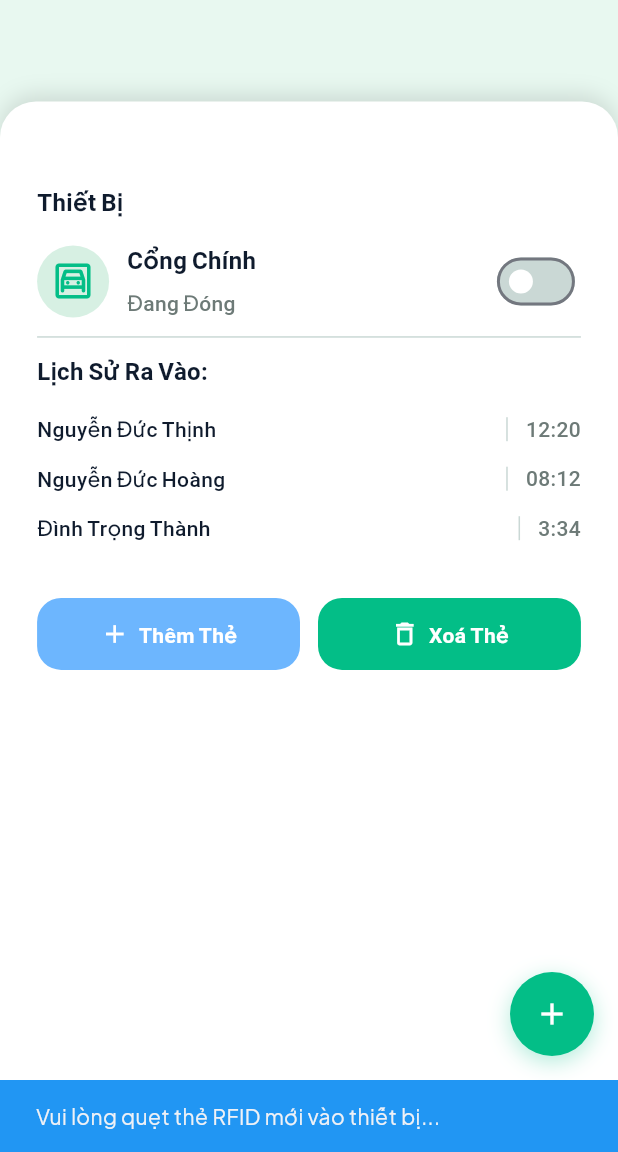
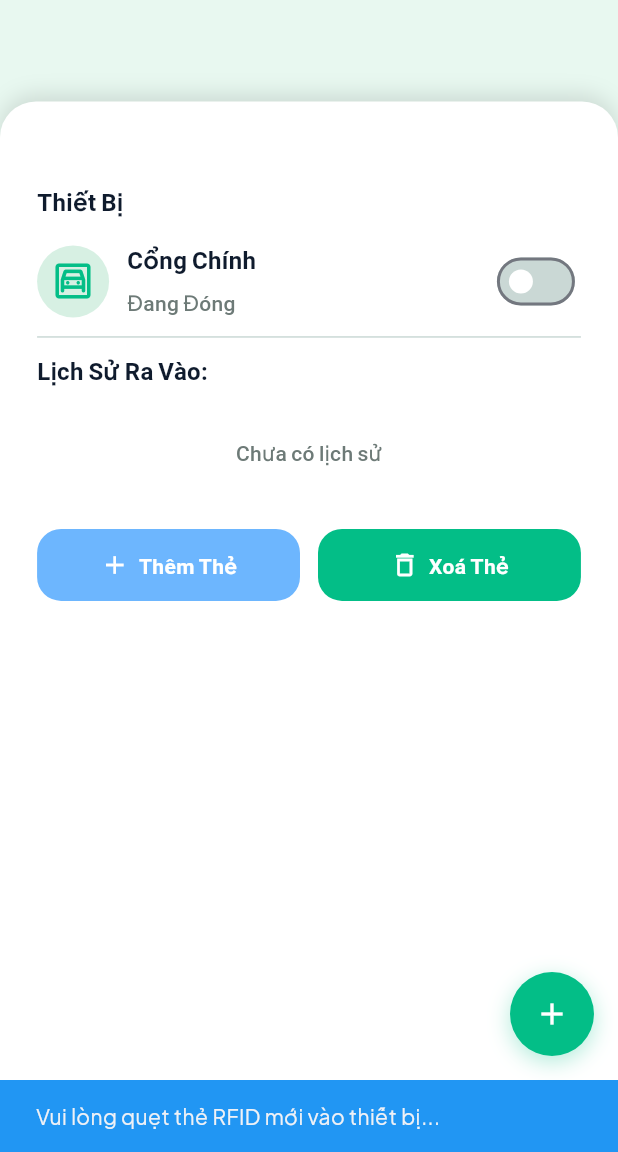
Before and after one commit to duongnh193/IoT-Flutter-App, a Flutter app: the GateRoomScreen screen opened directly, after a tap on "Thêm Thẻ", on a phone screen of 412 x 824 dp, the part 84-1236 px from its top. Run offline on Flutter 3.47's test engine with Material 3 defaults, Android fonts, the phone set to English and light mode, and no system bars; our stand-ins replace cloud_firestore, firebase_auth, firebase_core, firebase_database, fl_chart, flutter_riverpod and 4 more; accounts and stored records are empty.

Commit message:
update log gate data from firebase

```diff
--- /dev/null
+++ b/lib/features/devices/data/datasources/access_log_firestore_datasource.dart
@@ -0,0 +1,55 @@
+import 'package:cloud_firestore/cloud_firestore.dart';
+
+/// Firestore datasource for access log
+/// Collection: access_log/{logId}
+/// Document fields: action (string), time (int timestamp), user_name (string)
+class AccessLogFirestoreDataSource {
+  final FirebaseFirestore _firestore = FirebaseFirestore.instance;
+  final String _collection = 'access_log';
+
+  /// Get all access logs once (for immediate fetch)
+  Future<List<AccessLogDocument>> getAccessLogs() async {
+    final snapshot = await _firestore
+        .collection(_collection)
+        .orderBy('time', descending: true) // Latest first
+        .get();
+    return snapshot.docs.map((doc) {
+      return AccessLogDocument(
+        id: doc.id,
+        data: doc.data(),
+      );
+    }).toList();
+  }
+
+  /// Watch all access logs
+  /// Returns logs sorted by time descending (newest first)
+  Stream<List<AccessLogDocument>> watchAccessLogs() {
+    return _firestore
+        .collection(_collection)
+        .orderBy('time', descending: true)
+        .snapshots()
+        .map((snapshot) {
+      return snapshot.docs.map((doc) {
+        return AccessLogDocument(
+          id: doc.id,
+          data: doc.data(),
+        );
+      }).toList();
+    });
+  }
+}
+
+/// Wrapper class for access log document
+class AccessLogDocument {
+  AccessLogDocument({
+    required this.id,
+    required this.data,
+  });
+
+  final String id;
+  final Map<String, dynamic> data;
+
+  String get userName => data['user_name'] ?? 'Không xác định';
+  int get time => data['time'] ?? 0;
+  String get action => data['action'] ?? '';
+}
--- a/lib/features/devices/presentation/gate_room_screen.dart
+++ b/lib/features/devices/presentation/gate_room_screen.dart
@@ -125,12 +125,7 @@ class _GateRoomScreenState extends ConsumerState<GateRoomScreen> {
           );
         }
 
-        // Mock access history
-        const accessHistory = [
-          ('Nguyễn Đức Thịnh', '12:20'),
-          ('Nguyễn Đức Hoàng', '08:12'),
-          ('Đình Trọng Thành', '3:34'),
-        ];
+        // Access history will be loaded from Firestore via provider
 
         return ContentScaffold(
           title: gateRoom.name,
@@ -192,7 +187,7 @@ class _GateRoomScreenState extends ConsumerState<GateRoomScreen> {
                 SizedBox(height: sectionSpacing),
 
                 // Access history list
-                _AccessHistoryList(history: accessHistory),
+                const _AccessHistoryList(),
 
                 SizedBox(height: dividerSpacing),
 
@@ -373,30 +368,68 @@ class _DeviceRow extends ConsumerWidget {
   }
 }
 
-/// Access history list
-class _AccessHistoryList extends StatelessWidget {
-  const _AccessHistoryList({required this.history});
+/// Access history list - displays logs from Firestore
+class _AccessHistoryList extends ConsumerWidget {
+  const _AccessHistoryList();
 
-  final List<(String, String)> history;
+  /// Convert timestamp (seconds since epoch, UTC) to UTC+7 formatted time string
+  String _formatTime(int timestamp) {
+    // Convert seconds to DateTime (assume timestamp is in UTC)
+    final dateTime = DateTime.fromMillisecondsSinceEpoch(timestamp * 1000, isUtc: true);
+    // Add 7 hours to convert to UTC+7 (Vietnam timezone)
+    final vietnamTime = dateTime.add(const Duration(hours: 7));
+    // Format as HH:mm
+    final hour = vietnamTime.hour.toString().padLeft(2, '0');
+    final minute = vietnamTime.minute.toString().padLeft(2, '0');
+    return '$hour:$minute';
+  }
 
   @override
-  Widget build(BuildContext context) {
+  Widget build(BuildContext context, WidgetRef ref) {
     final sizeClass = context.screenSizeClass;
+    final accessLogsAsync = ref.watch(accessLogsProvider);
 
-    return Column(
-      children: history.map((entry) {
-        return Padding(
-          padding: EdgeInsets.only(
-            bottom: sizeClass == ScreenSizeClass.compact
+    return accessLogsAsync.when(
+      data: (logs) {
+        if (logs.isEmpty) {
+          return Center(
+            child: Padding(
+              padding: EdgeInsets.all(AppSpacing.lg),
+              child: Text(
+                'Chưa có lịch sử',
+                style: context.responsiveBodyM.copyWith(
+                  color: AppColors.textSecondary,
+                ),
+              ),
+            ),
+          );
+        }
+
+        // Limit to max 5 visible items, rest scrollable
+        // Each item: text (~20px) + separator (12-16px) ≈ 32-36px per item
+        // 5 items ≈ 160-180px
+        final maxVisibleHeight = sizeClass == ScreenSizeClass.expanded
+            ? 180.0  // ~5 items for expanded screens
+            : 160.0; // ~5 items for compact screens
+
+        return ConstrainedBox(
+          constraints: BoxConstraints(maxHeight: maxVisibleHeight),
+          child: ListView.separated(
+            shrinkWrap: true,
+            itemCount: logs.length,
+            separatorBuilder: (context, index) => SizedBox(
+              height: sizeClass == ScreenSizeClass.compact
                   ? AppSpacing.md
                   : AppSpacing.lg,
             ),
-          child: Row(
+            itemBuilder: (context, index) {
+              final log = logs[index];
+              return Row(
                 mainAxisAlignment: MainAxisAlignment.spaceBetween,
                 children: [
                   Expanded(
                     child: Text(
-                  entry.$1,
+                      log.userName,
                       style: context.responsiveBodyM.copyWith(
                         color: AppColors.textPrimary,
                       ),
@@ -413,15 +446,34 @@ class _AccessHistoryList extends StatelessWidget {
                     ),
                   ),
                   Text(
-                entry.$2,
+                    _formatTime(log.time),
                     style: context.responsiveBodyM.copyWith(
                       color: AppColors.textSecondary,
                     ),
                   ),
                 ],
+              );
+            },
           ),
         );
-      }).toList(),
+      },
+      loading: () => Center(
+        child: Padding(
+          padding: EdgeInsets.all(AppSpacing.lg),
+          child: const CircularProgressIndicator(),
+        ),
+      ),
+      error: (error, stack) => Center(
+        child: Padding(
+          padding: EdgeInsets.all(AppSpacing.lg),
+          child: Text(
+            'Lỗi khi tải lịch sử',
+            style: context.responsiveBodyM.copyWith(
+              color: Colors.red,
+            ),
+          ),
+        ),
+      ),
     );
   }
 }
--- a/lib/features/devices/providers/rfid_card_provider.dart
+++ b/lib/features/devices/providers/rfid_card_provider.dart
@@ -1,6 +1,7 @@
 import 'package:flutter_riverpod/flutter_riverpod.dart';
 
 import '../data/datasources/rfid_card_firestore_datasource.dart';
+import '../data/datasources/access_log_firestore_datasource.dart';
 
 /// Provider for RFID card Firestore datasource
 final rfidCardFirestoreDataSourceProvider =
@@ -57,3 +58,38 @@ Stream<List<RfidCardDocument>> _createEagerStream(
 final isAddingCardProvider = StateProvider<bool>((ref) {
   return false;
 });
+
+/// Provider for access log Firestore datasource
+final accessLogFirestoreDataSourceProvider =
+    Provider<AccessLogFirestoreDataSource>((ref) {
+  return AccessLogFirestoreDataSource();
+});
+
+/// Provider to watch access logs
+/// Fetches data immediately, then streams real-time updates
+final accessLogsProvider =
+    StreamProvider<List<AccessLogDocument>>((ref) {
+  final datasource = ref.watch(accessLogFirestoreDataSourceProvider);
+
+  // Create a stream that first fetches data immediately, then streams updates
+  return _createAccessLogEagerStream(datasource, ref);
+});
+
+Stream<List<AccessLogDocument>> _createAccessLogEagerStream(
+  AccessLogFirestoreDataSource datasource,
+  Ref ref,
+) async* {
+  // First, fetch data immediately to avoid loading delay
+  try {
+    final logs = await datasource.getAccessLogs();
+    yield logs;
+  } catch (e) {
+    // If fetch fails, yield empty list
+    yield [];
+  }
+
+  // Then stream real-time updates
+  await for (final logs in datasource.watchAccessLogs()) {
+    yield logs;
+  }
+}
```
Lines whose indentation alone changed are shown as unchanged.
